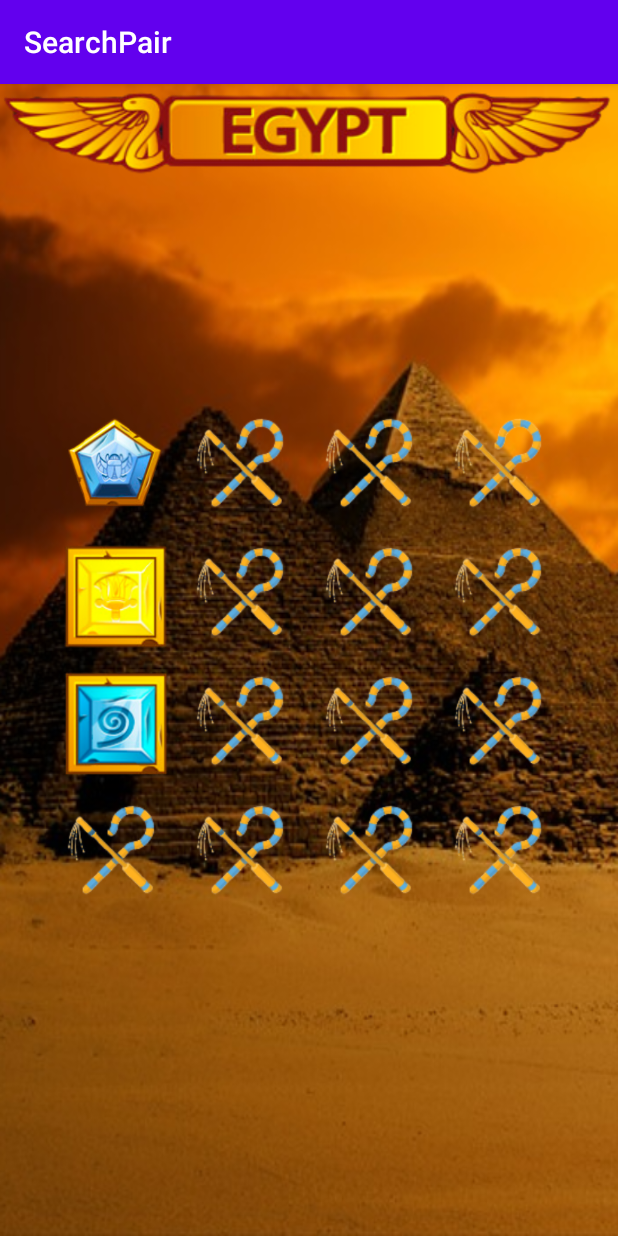
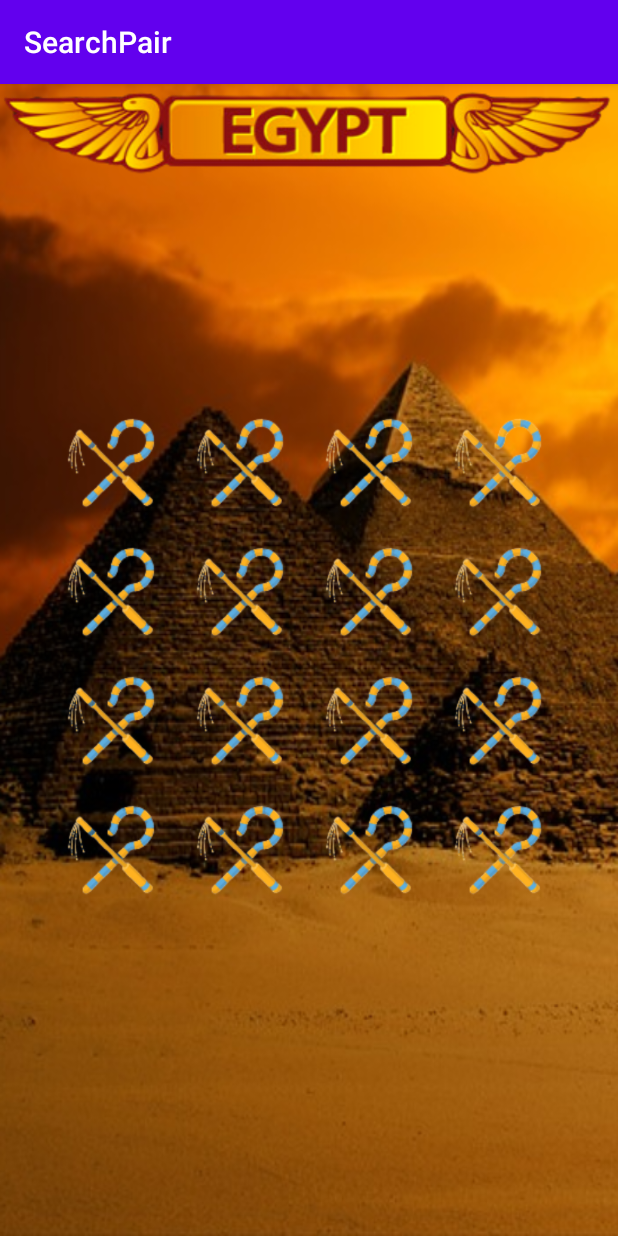
Before and after one commit to MadMakZa/SearchPair, an Android app: the screen it shows after launch (MainActivity), after a tap on an icon or button, on a phone screen of 412 x 824 dp. Run offline under Robolectric (Android 15) with nearby library versions, the light colour scheme and no system bars; 1 statement that could not run was skipped; 2 other taps on this screen came first.

Commit message:
counter opened images and logic

```diff
--- a/app/src/main/java/com/example/searchpair/MainActivity.java
+++ b/app/src/main/java/com/example/searchpair/MainActivity.java
@@ -22,9 +22,11 @@ public class MainActivity extends AppCompatActivity {
     private ImageView imageView1, imageView2, imageView3, imageView4,
             imageView5, imageView6, imageView7, imageView8,
             imageView9, imageView10, imageView11, imageView12,
-            imageView13, imageView14, imageView15, imageView16;
+            imageView13, imageView14, imageView15, imageView16,
+            imageViewFirstCard, imageViewTwoCard;
     Animation animation1 = null;
     Animation animation2 = null;
+    private int counterOpenedImages = 0;
 
 
     @Override
@@ -167,10 +169,39 @@ public class MainActivity extends AppCompatActivity {
             img.setOnClickListener(new View.OnClickListener() {
                 @Override
                 public void onClick(View v) {
-                    openCard(img);
+                    if (counterOpenedImages != 2) {
+                        openCard(img);
+                        counterOpenedImages++;
+                    }else {
+                        //закрыть все карты
+                        closeAllImages();
+                        counterOpenedImages = 0;
+                    }
+
                 }
             });
         }
     }
 
+    //сравнить открытые картинки
+    private void checkCards(){
+        if (imageViewFirstCard.getTag().equals(imageViewTwoCard.getTag())) {
+            imageViewFirstCard.setVisibility(View.INVISIBLE);
+            imageViewTwoCard.setVisibility(View.INVISIBLE);
+            imageViewFirstCard.setImageResource(0);
+            imageViewTwoCard.setImageResource(0);
+        }else{
+            imageViewFirstCard = null;
+            imageViewTwoCard = null;
+        }
+    }
+
+    //закрыть все карты
+    private void closeAllImages(){
+        for (ImageView img : arrayImageViewsButtons){
+            img.setImageResource(R.drawable.imageshirt);
+        }
+
+    }
+
 }
```
